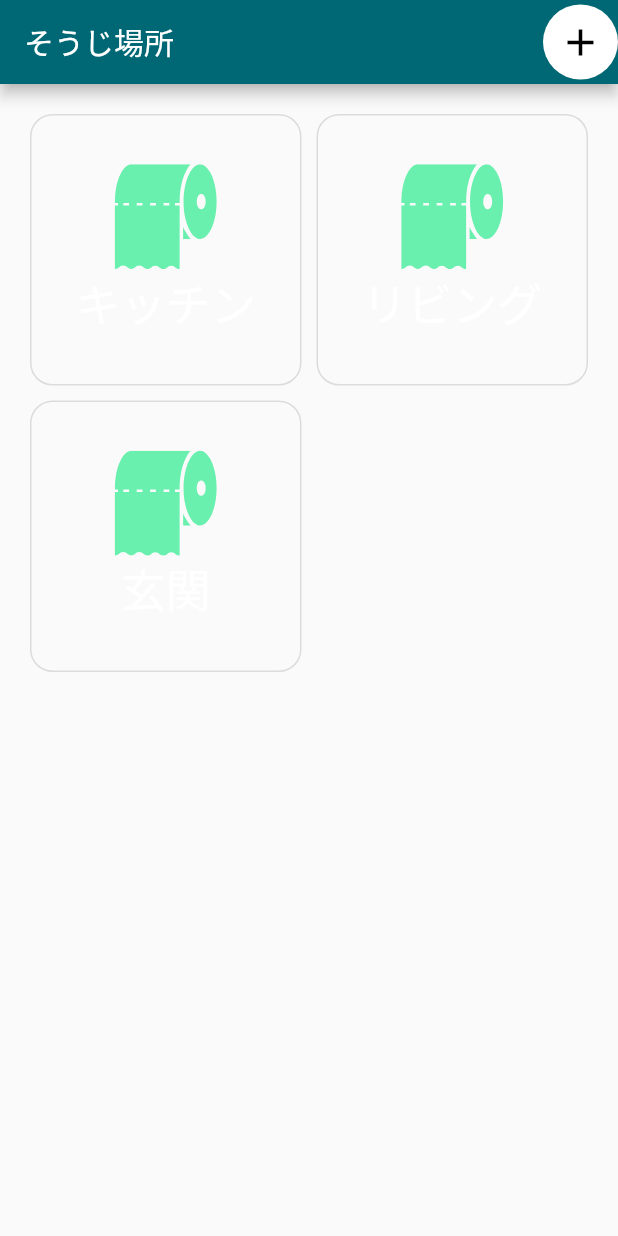
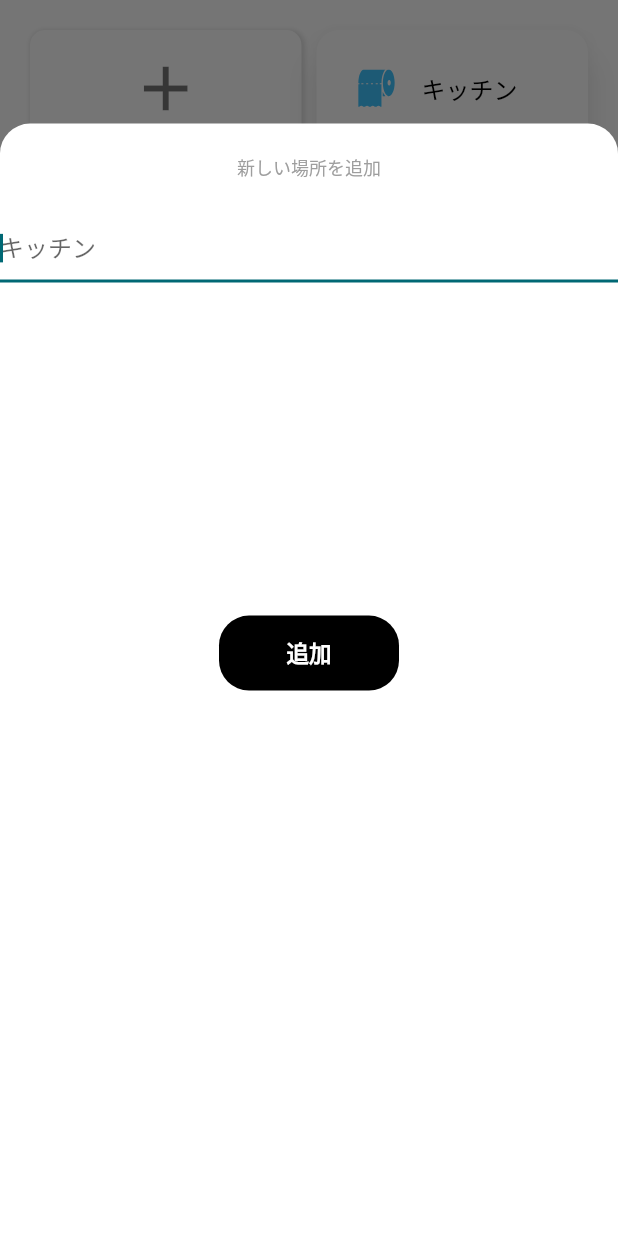
Before and after one commit to rei0v0/keep_clean, a Flutter app: the SettingPage screen opened directly, after a tap on the "add" icon, on a phone screen of 412 x 824 dp. Run offline on Flutter 3.47's test engine with Material 3 defaults, Android fonts, the phone set to English and light mode, and no system bars; our stand-ins replace flutter_riverpod, flutter_slidable, flutter_svg, freezed_annotation; missing offline and left inert: group_list_view.

Commit message:
add new page

```diff
--- a/lib/setting_page.dart
+++ b/lib/setting_page.dart
@@ -21,94 +21,130 @@ class SettingPage extends ConsumerWidget {
     //final count = ref.watch(countProvider);
     final settingList = ref.watch(settingPageProvider);
     final Size size = MediaQuery.of(context).size;
-    final x=size.width/2-20;
-    final y=x/2;
+    final buttonsize_x=size.width/2-20;
+    final buttonsize_y=buttonsize_x/2;
     return Scaffold(
-        appBar: AppBar(
-            centerTitle: false,
-            title: Text("そうじ場所"),
-            actions: [
-              Container(
-                width: 50,
-                height: 50,
-                child: Ink(
-                  decoration: ShapeDecoration(
-                    color: Colors.white, // + ボタンの背景色
-                    shape: CircleBorder(),
-                  ),
-                  child: IconButton(
-                    icon: Icon(
-                      Icons.add,
-                      size: 30,
-                      color: Colors.black, // + ボタンのアイコンの色
-                    ),
-                    onPressed: () {
-                      //ref.read(countProvider.notifier).state += 1;
-
-                      // + ボタンが押されたときの処理をここに追加
-                    },
-                    style: ElevatedButton.styleFrom(
-                      side: BorderSide(
-                        color: Colors.black, //枠線の色
-                        width: 2, //枠線の太さ
-                      ),
-                    ),
-                  ),
-                ),
-              ),
-            ]
-        ),
-        body: Container(
+        backgroundColor: Colors.white,
+        body: SizedBox(
             width: size.width,
             height: size.height,
             child: GridView.builder(
               padding: const EdgeInsets.all(20),
-              gridDelegate: SliverGridDelegateWithFixedCrossAxisCount(
+              gridDelegate: const SliverGridDelegateWithFixedCrossAxisCount(
+                  childAspectRatio: 7 / 3,
                   crossAxisSpacing: 10.0,
                   mainAxisSpacing: 10.0,
                   crossAxisCount:2
               ),
-              itemCount: settingList.locations.length,
+              itemCount: settingList.locations.length+1,
               itemBuilder: (context, index) {
-                return ElevatedButton(
+                if(index==0){
+                  return SizedBox(
+                    width: size.width/2-20,
+                    height: (size.width/2-20)/2,
+                    child: GestureDetector(
+                      onTap: () async {
+                        showAddView(context);
+                      },
+                      child : Container(
+
+                        child: Center(child: Icon(Icons.add,size: 50,color: Colors.black54)),
+
+                        decoration: BoxDecoration(
+                          boxShadow: const [
+                            BoxShadow(
+                              color: Colors.black12,
+                              spreadRadius: 1,
+                              blurRadius: 2,
+                              offset: Offset(1,1),
+                            )
+                          ],
+                          color: Colors.white,
+                          borderRadius: BorderRadius.circular(10),
+
+                          /*border: Border.all(
+                            color: Colors.black12,  // 線の色を指定
+                            width: 1.0,         // 線の太さを指定
+                          ),*/
+
+                        ),
+
+                      )
+                    ),
+                  );
+                }
+                else {
+                  return
+                    SizedBox(
+                      width: size.width/2-20,
+                      height: (size.width/2-20)/2,
+
+                      child: ElevatedButton(
                       onPressed: () {
                         // ボタンが押されたときの処理
-                    print('Buttonpressed');
+
+
                       },
+
                       child: Container(
+
                         //color: Colors.white,
                         width: double.infinity,
-                    child: Column(
-                      mainAxisAlignment: MainAxisAlignment.center,
+
+                        child: Row(
+
+                          mainAxisAlignment: MainAxisAlignment.start,
                           crossAxisAlignment: CrossAxisAlignment.center,
                           children: [
+                            SizedBox(width: 9),
+
                             SvgPicture.asset(
+
                               "asset/img/toilet1.svg",
-                          width: 80,
-                          height: 70,
-                          color: Colors.greenAccent,
+                              width: 30,
+                              height: 25,
+                              color: Colors.lightBlueAccent,
+
 
 
                             ),
-                        Text(settingList.locations[index].name),
+                            SizedBox(width: 15),
+                            Text(
+                              settingList.locations[index - 1].name,
+                              style: TextStyle(
+                                color: Colors.black,  // ここでテキストの色を設定します
+                                fontSize: 16,        // 任意のフォントサイズ
+                            // その他のTextStyleのプロパティもここで設定できます
+                              ),
+                            )
                           ],
                         ),
                       ),
                       style: ElevatedButton.styleFrom(
-                    textStyle: const TextStyle(fontSize: 30),
-                    fixedSize: Size(x, x),
-                    elevation: 0.0,
+                          textStyle:  const TextStyle(
+                                fontSize: 20,
+                                color: Colors.black54,
+                            ),
 
-                    side: BorderSide(
+
+                          fixedSize: Size(size.width/2-20,(size.width/2-20)/2),
+
+                          elevation: 10,
+                          shadowColor: Colors.black54,
+
+                          /*side: BorderSide(
                             color: Colors.black12,
                             width: 1,
-                    ),
-                    backgroundColor: Colors.transparent,
+                          ),*/
+                          //backgroundColor: Color(0xFFf5f5f5),
+                          backgroundColor:  Colors.white,
                           shape: RoundedRectangleBorder(
                           borderRadius: BorderRadius.circular(15),
                           ),
                         ),
+                      ),
                     );
+                }
               },
             )
         )
@@ -116,4 +152,91 @@ class SettingPage extends ConsumerWidget {
     );
   }
 
+  Future<dynamic> showAddView(BuildContext context) {
+    return showModalBottomSheet(
+      backgroundColor: Colors.transparent,
+      isScrollControlled: true,
+      context: context,
+      builder: (BuildContext context) {
+        return GestureDetector(
+          behavior: HitTestBehavior.opaque,
+          onTap: () => FocusScope.of(context).unfocus(),
+          child: Container(
+            width: MediaQuery.of(context).size.width, // スクリーンの幅に合わせる
+            height: MediaQuery.of(context).size.height*0.9,
+            alignment: Alignment.center, // テキストを中央に配置
+            decoration: const BoxDecoration(
+              color: Colors.white,
+              borderRadius: BorderRadius.only(
+                topLeft: Radius.circular(20),
+                topRight: Radius.circular(20),
+              ),
+            ),
+            child: Column(
+              crossAxisAlignment: CrossAxisAlignment.center,
+              children: [
+                const SizedBox(height: 20,),
+                const Text("新しい場所を追加",style: TextStyle(fontSize:12,color: Colors.grey),),
+                const SizedBox(height: 20,),
+                Container(
+                  width: MediaQuery.of(context).size.width, // スクリーンの幅に合わせる
+                  height: 250,
+                  child: PageView(
+                    children: [
+                      Container(
+                          width: MediaQuery.of(context).size.width * 0.5,
+
+                          child: CreateNameView()
+                      ),
+                      SelectIconView()
+                    ],
+                  ),
+                ),
+                const SizedBox(height: 20,),
+                Container(
+                  width: 120,
+                  height: 50,
+                  decoration: BoxDecoration(
+                    color: Colors.black,
+                    borderRadius: BorderRadius.circular(20),
+                  ),
+                  child: const Center(child: Text("追加",style: TextStyle(fontSize:15, fontWeight: FontWeight.bold,color: Colors.white),)),
+                ),
+              ],
+            ),
+          ),
+        );
       }
+    );
+  }
+
+}
+
+class SelectIconView extends StatelessWidget {
+  const SelectIconView({
+    super.key,
+  });
+
+  @override
+  Widget build(BuildContext context) {
+    return Text("second page");
+  }
+}
+
+class CreateNameView extends StatelessWidget {
+  const CreateNameView({
+    super.key,
+  });
+
+  @override
+  Widget build(BuildContext context) {
+    return Container(
+      child: TextField(
+        autofocus: true,
+        decoration: InputDecoration(
+            hintText: 'キッチン'// 未入力時に表示されるテキスト
+        ),
+      ),
+    );
+  }
+}
```
Lines whose indentation alone changed are shown as unchanged.
